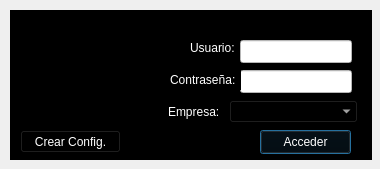
This is login.ui in arcnexus/RedFoX as Qt 5 draws it before an edit. The edited form follows.
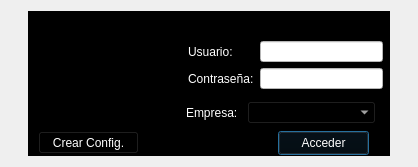
This is the edited form. Icons and pictures are not drawn.

```diff
--- a/login.ui
+++ b/login.ui
@@ -9,8 +9,8 @@
    <rect>
     <x>0</x>
     <y>0</y>
-    <width>380</width>
-    <height>169</height>
+    <width>418</width>
+    <height>167</height>
    </rect>
   </property>
   <property name="contextMenuPolicy">
@@ -26,15 +26,15 @@
   <property name="modal">
    <bool>false</bool>
   </property>
+  <layout class="QGridLayout" name="gridLayout">
+   <property name="leftMargin">
+    <number>6</number>
+   </property>
+   <property name="rightMargin">
+    <number>6</number>
+   </property>
+   <item row="0" column="0">
   <widget class="QFrame" name="frame_2">
-   <property name="geometry">
-    <rect>
-     <x>10</x>
-     <y>10</y>
-     <width>362</width>
-     <height>150</height>
-    </rect>
-   </property>
    <property name="minimumSize">
     <size>
      <width>362</width>
@@ -43,7 +43,7 @@
    </property>
    <property name="maximumSize">
     <size>
-     <width>250</width>
+       <width>270</width>
      <height>150</height>
     </size>
    </property>
@@ -60,217 +60,10 @@
    <property name="lineWidth">
     <number>1</number>
    </property>
-   <widget class="QLabel" name="label_3">
-    <property name="geometry">
-     <rect>
-      <x>180</x>
-      <y>30</y>
-      <width>46</width>
-      <height>16</height>
-     </rect>
-    </property>
-    <property name="palette">
-     <palette>
-      <active>
-       <colorrole role="WindowText">
-        <brush brushstyle="SolidPattern">
-         <color alpha="255">
-          <red>255</red>
-          <green>255</green>
-          <blue>255</blue>
-         </color>
-        </brush>
-       </colorrole>
-       <colorrole role="Button">
-        <brush brushstyle="SolidPattern">
-         <color alpha="255">
-          <red>0</red>
-          <green>0</green>
-          <blue>0</blue>
-         </color>
-        </brush>
-       </colorrole>
-       <colorrole role="Text">
-        <brush brushstyle="SolidPattern">
-         <color alpha="255">
-          <red>255</red>
-          <green>255</green>
-          <blue>255</blue>
-         </color>
-        </brush>
-       </colorrole>
-       <colorrole role="ButtonText">
-        <brush brushstyle="SolidPattern">
-         <color alpha="255">
-          <red>255</red>
-          <green>255</green>
-          <blue>255</blue>
-         </color>
-        </brush>
-       </colorrole>
-       <colorrole role="Base">
-        <brush brushstyle="SolidPattern">
-         <color alpha="255">
-          <red>0</red>
-          <green>0</green>
-          <blue>0</blue>
-         </color>
-        </brush>
-       </colorrole>
-       <colorrole role="Window">
-        <brush brushstyle="SolidPattern">
-         <color alpha="255">
-          <red>0</red>
-          <green>0</green>
-          <blue>0</blue>
-         </color>
-        </brush>
-       </colorrole>
-      </active>
-      <inactive>
-       <colorrole role="WindowText">
-        <brush brushstyle="SolidPattern">
-         <color alpha="255">
-          <red>255</red>
-          <green>255</green>
-          <blue>255</blue>
-         </color>
-        </brush>
-       </colorrole>
-       <colorrole role="Button">
-        <brush brushstyle="SolidPattern">
-         <color alpha="255">
-          <red>0</red>
-          <green>0</green>
-          <blue>0</blue>
-         </color>
-        </brush>
-       </colorrole>
-       <colorrole role="Text">
-        <brush brushstyle="SolidPattern">
-         <color alpha="255">
-          <red>255</red>
-          <green>255</green>
-          <blue>255</blue>
-         </color>
-        </brush>
-       </colorrole>
-       <colorrole role="ButtonText">
-        <brush brushstyle="SolidPattern">
-         <color alpha="255">
-          <red>255</red>
-          <green>255</green>
-          <blue>255</blue>
-         </color>
-        </brush>
-       </colorrole>
-       <colorrole role="Base">
-        <brush brushstyle="SolidPattern">
-         <color alpha="255">
-          <red>0</red>
-          <green>0</green>
-          <blue>0</blue>
-         </color>
-        </brush>
-       </colorrole>
-       <colorrole role="Window">
-        <brush brushstyle="SolidPattern">
-         <color alpha="255">
-          <red>0</red>
-          <green>0</green>
-          <blue>0</blue>
-         </color>
-        </brush>
-       </colorrole>
-      </inactive>
-      <disabled>
-       <colorrole role="WindowText">
-        <brush brushstyle="SolidPattern">
-         <color alpha="255">
-          <red>255</red>
-          <green>255</green>
-          <blue>255</blue>
-         </color>
-        </brush>
-       </colorrole>
-       <colorrole role="Button">
-        <brush brushstyle="SolidPattern">
-         <color alpha="255">
-          <red>0</red>
-          <green>0</green>
-          <blue>0</blue>
-         </color>
-        </brush>
-       </colorrole>
-       <colorrole role="Text">
-        <brush brushstyle="SolidPattern">
-         <color alpha="255">
-          <red>255</red>
-          <green>255</green>
-          <blue>255</blue>
-         </color>
-        </brush>
-       </colorrole>
-       <colorrole role="ButtonText">
-        <brush brushstyle="SolidPattern">
-         <color alpha="255">
-          <red>255</red>
-          <green>255</green>
-          <blue>255</blue>
-         </color>
-        </brush>
-       </colorrole>
-       <colorrole role="Base">
-        <brush brushstyle="SolidPattern">
-         <color alpha="255">
-          <red>0</red>
-          <green>0</green>
-          <blue>0</blue>
-         </color>
-        </brush>
-       </colorrole>
-       <colorrole role="Window">
-        <brush brushstyle="SolidPattern">
-         <color alpha="255">
-          <red>0</red>
-          <green>0</green>
-          <blue>0</blue>
-         </color>
-        </brush>
-       </colorrole>
-      </disabled>
-     </palette>
-    </property>
-    <property name="styleSheet">
-     <string notr="true">color: rgb(255, 255, 255);</string>
-    </property>
-    <property name="text">
-     <string>Usuario:</string>
-    </property>
-   </widget>
-   <widget class="QLineEdit" name="lineUsuario">
-    <property name="geometry">
-     <rect>
-      <x>230</x>
-      <y>30</y>
-      <width>112</width>
-      <height>23</height>
-     </rect>
-    </property>
-    <property name="maximumSize">
-     <size>
-      <width>150</width>
-      <height>16777215</height>
-     </size>
-    </property>
-    <property name="styleSheet">
-     <string notr="true">background-color: rgb(255, 255, 255);</string>
-    </property>
-   </widget>
    <widget class="QLabel" name="label_5">
     <property name="geometry">
      <rect>
-      <x>30</x>
+        <x>10</x>
       <y>10</y>
       <width>131</width>
       <height>101</height>
@@ -299,216 +92,6 @@
      <string>Acceder</string>
     </property>
    </widget>
-   <widget class="QLineEdit" name="linePassword">
-    <property name="geometry">
-     <rect>
-      <x>230</x>
-      <y>60</y>
-      <width>112</width>
-      <height>23</height>
-     </rect>
-    </property>
-    <property name="maximumSize">
-     <size>
-      <width>150</width>
-      <height>16777215</height>
-     </size>
-    </property>
-    <property name="styleSheet">
-     <string notr="true">background-color: rgb(255, 255, 255);</string>
-    </property>
-    <property name="echoMode">
-     <enum>QLineEdit::Password</enum>
-    </property>
-   </widget>
-   <widget class="QLabel" name="label_4">
-    <property name="geometry">
-     <rect>
-      <x>160</x>
-      <y>60</y>
-      <width>71</width>
-      <height>20</height>
-     </rect>
-    </property>
-    <property name="palette">
-     <palette>
-      <active>
-       <colorrole role="WindowText">
-        <brush brushstyle="SolidPattern">
-         <color alpha="255">
-          <red>255</red>
-          <green>255</green>
-          <blue>255</blue>
-         </color>
-        </brush>
-       </colorrole>
-       <colorrole role="Button">
-        <brush brushstyle="SolidPattern">
-         <color alpha="255">
-          <red>0</red>
-          <green>0</green>
-          <blue>0</blue>
-         </color>
-        </brush>
-       </colorrole>
-       <colorrole role="Text">
-        <brush brushstyle="SolidPattern">
-         <color alpha="255">
-          <red>255</red>
-          <green>255</green>
-          <blue>255</blue>
-         </color>
-        </brush>
-       </colorrole>
-       <colorrole role="ButtonText">
-        <brush brushstyle="SolidPattern">
-         <color alpha="255">
-          <red>255</red>
-          <green>255</green>
-          <blue>255</blue>
-         </color>
-        </brush>
-       </colorrole>
-       <colorrole role="Base">
-        <brush brushstyle="SolidPattern">
-         <color alpha="255">
-          <red>0</red>
-          <green>0</green>
-          <blue>0</blue>
-         </color>
-        </brush>
-       </colorrole>
-       <colorrole role="Window">
-        <brush brushstyle="SolidPattern">
-         <color alpha="255">
-          <red>0</red>
-          <green>0</green>
-          <blue>0</blue>
-         </color>
-        </brush>
-       </colorrole>
-      </active>
-      <inactive>
-       <colorrole role="WindowText">
-        <brush brushstyle="SolidPattern">
-         <color alpha="255">
-          <red>255</red>
-          <green>255</green>
-          <blue>255</blue>
-         </color>
-        </brush>
-       </colorrole>
-       <colorrole role="Button">
-        <brush brushstyle="SolidPattern">
-         <color alpha="255">
-          <red>0</red>
-          <green>0</green>
-          <blue>0</blue>
-         </color>
-        </brush>
-       </colorrole>
-       <colorrole role="Text">
-        <brush brushstyle="SolidPattern">
-         <color alpha="255">
-          <red>255</red>
-          <green>255</green>
-          <blue>255</blue>
-         </color>
-        </brush>
-       </colorrole>
-       <colorrole role="ButtonText">
-        <brush brushstyle="SolidPattern">
-         <color alpha="255">
-          <red>255</red>
-          <green>255</green>
-          <blue>255</blue>
-         </color>
-        </brush>
-       </colorrole>
-       <colorrole role="Base">
-        <brush brushstyle="SolidPattern">
-         <color alpha="255">
-          <red>0</red>
-          <green>0</green>
-          <blue>0</blue>
-         </color>
-        </brush>
-       </colorrole>
-       <colorrole role="Window">
-        <brush brushstyle="SolidPattern">
-         <color alpha="255">
-          <red>0</red>
-          <green>0</green>
-          <blue>0</blue>
-         </color>
-        </brush>
-       </colorrole>
-      </inactive>
-      <disabled>
-       <colorrole role="WindowText">
-        <brush brushstyle="SolidPattern">
-         <color alpha="255">
-          <red>255</red>
-          <green>255</green>
-          <blue>255</blue>
-         </color>
-        </brush>
-       </colorrole>
-       <colorrole role="Button">
-        <brush brushstyle="SolidPattern">
-         <color alpha="255">
-          <red>0</red>
-          <green>0</green>
-          <blue>0</blue>
-         </color>
-        </brush>
-       </colorrole>
-       <colorrole role="Text">
-        <brush brushstyle="SolidPattern">
-         <color alpha="255">
-          <red>255</red>
-          <green>255</green>
-          <blue>255</blue>
-         </color>
-        </brush>
-       </colorrole>
-       <colorrole role="ButtonText">
-        <brush brushstyle="SolidPattern">
-         <color alpha="255">
-          <red>255</red>
-          <green>255</green>
-          <blue>255</blue>
-         </color>
-        </brush>
-       </colorrole>
-       <colorrole role="Base">
-        <brush brushstyle="SolidPattern">
-         <color alpha="255">
-          <red>0</red>
-          <green>0</green>
-          <blue>0</blue>
-         </color>
-        </brush>
-       </colorrole>
-       <colorrole role="Window">
-        <brush brushstyle="SolidPattern">
-         <color alpha="255">
-          <red>0</red>
-          <green>0</green>
-          <blue>0</blue>
-         </color>
-        </brush>
-       </colorrole>
-      </disabled>
-     </palette>
-    </property>
-    <property name="styleSheet">
-     <string notr="true">color: rgb(255, 255, 255);</string>
-    </property>
-    <property name="text">
-     <string>Contraseña:</string>
-    </property>
-   </widget>
    <widget class="QLabel" name="label_2">
     <property name="geometry">
      <rect>
@@ -726,6 +309,411 @@
      <string>Crear Config.</string>
     </property>
    </widget>
+     <widget class="QWidget" name="">
+      <property name="geometry">
+       <rect>
+        <x>160</x>
+        <y>30</y>
+        <width>195</width>
+        <height>48</height>
+       </rect>
+      </property>
+      <layout class="QGridLayout" name="gridLayout_2">
+       <item row="0" column="0">
+        <widget class="QLabel" name="label_3">
+         <property name="palette">
+          <palette>
+           <active>
+            <colorrole role="WindowText">
+             <brush brushstyle="SolidPattern">
+              <color alpha="255">
+               <red>255</red>
+               <green>255</green>
+               <blue>255</blue>
+              </color>
+             </brush>
+            </colorrole>
+            <colorrole role="Button">
+             <brush brushstyle="SolidPattern">
+              <color alpha="255">
+               <red>0</red>
+               <green>0</green>
+               <blue>0</blue>
+              </color>
+             </brush>
+            </colorrole>
+            <colorrole role="Text">
+             <brush brushstyle="SolidPattern">
+              <color alpha="255">
+               <red>255</red>
+               <green>255</green>
+               <blue>255</blue>
+              </color>
+             </brush>
+            </colorrole>
+            <colorrole role="ButtonText">
+             <brush brushstyle="SolidPattern">
+              <color alpha="255">
+               <red>255</red>
+               <green>255</green>
+               <blue>255</blue>
+              </color>
+             </brush>
+            </colorrole>
+            <colorrole role="Base">
+             <brush brushstyle="SolidPattern">
+              <color alpha="255">
+               <red>0</red>
+               <green>0</green>
+               <blue>0</blue>
+              </color>
+             </brush>
+            </colorrole>
+            <colorrole role="Window">
+             <brush brushstyle="SolidPattern">
+              <color alpha="255">
+               <red>0</red>
+               <green>0</green>
+               <blue>0</blue>
+              </color>
+             </brush>
+            </colorrole>
+           </active>
+           <inactive>
+            <colorrole role="WindowText">
+             <brush brushstyle="SolidPattern">
+              <color alpha="255">
+               <red>255</red>
+               <green>255</green>
+               <blue>255</blue>
+              </color>
+             </brush>
+            </colorrole>
+            <colorrole role="Button">
+             <brush brushstyle="SolidPattern">
+              <color alpha="255">
+               <red>0</red>
+               <green>0</green>
+               <blue>0</blue>
+              </color>
+             </brush>
+            </colorrole>
+            <colorrole role="Text">
+             <brush brushstyle="SolidPattern">
+              <color alpha="255">
+               <red>255</red>
+               <green>255</green>
+               <blue>255</blue>
+              </color>
+             </brush>
+            </colorrole>
+            <colorrole role="ButtonText">
+             <brush brushstyle="SolidPattern">
+              <color alpha="255">
+               <red>255</red>
+               <green>255</green>
+               <blue>255</blue>
+              </color>
+             </brush>
+            </colorrole>
+            <colorrole role="Base">
+             <brush brushstyle="SolidPattern">
+              <color alpha="255">
+               <red>0</red>
+               <green>0</green>
+               <blue>0</blue>
+              </color>
+             </brush>
+            </colorrole>
+            <colorrole role="Window">
+             <brush brushstyle="SolidPattern">
+              <color alpha="255">
+               <red>0</red>
+               <green>0</green>
+               <blue>0</blue>
+              </color>
+             </brush>
+            </colorrole>
+           </inactive>
+           <disabled>
+            <colorrole role="WindowText">
+             <brush brushstyle="SolidPattern">
+              <color alpha="255">
+               <red>255</red>
+               <green>255</green>
+               <blue>255</blue>
+              </color>
+             </brush>
+            </colorrole>
+            <colorrole role="Button">
+             <brush brushstyle="SolidPattern">
+              <color alpha="255">
+               <red>0</red>
+               <green>0</green>
+               <blue>0</blue>
+              </color>
+             </brush>
+            </colorrole>
+            <colorrole role="Text">
+             <brush brushstyle="SolidPattern">
+              <color alpha="255">
+               <red>255</red>
+               <green>255</green>
+               <blue>255</blue>
+              </color>
+             </brush>
+            </colorrole>
+            <colorrole role="ButtonText">
+             <brush brushstyle="SolidPattern">
+              <color alpha="255">
+               <red>255</red>
+               <green>255</green>
+               <blue>255</blue>
+              </color>
+             </brush>
+            </colorrole>
+            <colorrole role="Base">
+             <brush brushstyle="SolidPattern">
+              <color alpha="255">
+               <red>0</red>
+               <green>0</green>
+               <blue>0</blue>
+              </color>
+             </brush>
+            </colorrole>
+            <colorrole role="Window">
+             <brush brushstyle="SolidPattern">
+              <color alpha="255">
+               <red>0</red>
+               <green>0</green>
+               <blue>0</blue>
+              </color>
+             </brush>
+            </colorrole>
+           </disabled>
+          </palette>
+         </property>
+         <property name="styleSheet">
+          <string notr="true">color: rgb(255, 255, 255);</string>
+         </property>
+         <property name="text">
+          <string>Usuario:</string>
+         </property>
+        </widget>
+       </item>
+       <item row="0" column="1">
+        <widget class="QLineEdit" name="lineUsuario">
+         <property name="maximumSize">
+          <size>
+           <width>150</width>
+           <height>16777215</height>
+          </size>
+         </property>
+         <property name="styleSheet">
+          <string notr="true">background-color: rgb(255, 255, 255);</string>
+         </property>
+        </widget>
+       </item>
+       <item row="1" column="0">
+        <widget class="QLabel" name="label_4">
+         <property name="palette">
+          <palette>
+           <active>
+            <colorrole role="WindowText">
+             <brush brushstyle="SolidPattern">
+              <color alpha="255">
+               <red>255</red>
+               <green>255</green>
+               <blue>255</blue>
+              </color>
+             </brush>
+            </colorrole>
+            <colorrole role="Button">
+             <brush brushstyle="SolidPattern">
+              <color alpha="255">
+               <red>0</red>
+               <green>0</green>
+               <blue>0</blue>
+              </color>
+             </brush>
+            </colorrole>
+            <colorrole role="Text">
+             <brush brushstyle="SolidPattern">
+              <color alpha="255">
+               <red>255</red>
+               <green>255</green>
+               <blue>255</blue>
+              </color>
+             </brush>
+            </colorrole>
+            <colorrole role="ButtonText">
+             <brush brushstyle="SolidPattern">
+              <color alpha="255">
+               <red>255</red>
+               <green>255</green>
+               <blue>255</blue>
+              </color>
+             </brush>
+            </colorrole>
+            <colorrole role="Base">
+             <brush brushstyle="SolidPattern">
+              <color alpha="255">
+               <red>0</red>
+               <green>0</green>
+               <blue>0</blue>
+              </color>
+             </brush>
+            </colorrole>
+            <colorrole role="Window">
+             <brush brushstyle="SolidPattern">
+              <color alpha="255">
+               <red>0</red>
+               <green>0</green>
+               <blue>0</blue>
+              </color>
+             </brush>
+            </colorrole>
+           </active>
+           <inactive>
+            <colorrole role="WindowText">
+             <brush brushstyle="SolidPattern">
+              <color alpha="255">
+               <red>255</red>
+               <green>255</green>
+               <blue>255</blue>
+              </color>
+             </brush>
+            </colorrole>
+            <colorrole role="Button">
+             <brush brushstyle="SolidPattern">
+              <color alpha="255">
+               <red>0</red>
+               <green>0</green>
+               <blue>0</blue>
+              </color>
+             </brush>
+            </colorrole>
+            <colorrole role="Text">
+             <brush brushstyle="SolidPattern">
+              <color alpha="255">
+               <red>255</red>
+               <green>255</green>
+               <blue>255</blue>
+              </color>
+             </brush>
+            </colorrole>
+            <colorrole role="ButtonText">
+             <brush brushstyle="SolidPattern">
+              <color alpha="255">
+               <red>255</red>
+               <green>255</green>
+               <blue>255</blue>
+              </color>
+             </brush>
+            </colorrole>
+            <colorrole role="Base">
+             <brush brushstyle="SolidPattern">
+              <color alpha="255">
+               <red>0</red>
+               <green>0</green>
+               <blue>0</blue>
+              </color>
+             </brush>
+            </colorrole>
+            <colorrole role="Window">
+             <brush brushstyle="SolidPattern">
+              <color alpha="255">
+               <red>0</red>
+               <green>0</green>
+               <blue>0</blue>
+              </color>
+             </brush>
+            </colorrole>
+           </inactive>
+           <disabled>
+            <colorrole role="WindowText">
+             <brush brushstyle="SolidPattern">
+              <color alpha="255">
+               <red>255</red>
+               <green>255</green>
+               <blue>255</blue>
+              </color>
+             </brush>
+            </colorrole>
+            <colorrole role="Button">
+             <brush brushstyle="SolidPattern">
+              <color alpha="255">
+               <red>0</red>
+               <green>0</green>
+               <blue>0</blue>
+              </color>
+             </brush>
+            </colorrole>
+            <colorrole role="Text">
+             <brush brushstyle="SolidPattern">
+              <color alpha="255">
+               <red>255</red>
+               <green>255</green>
+               <blue>255</blue>
+              </color>
+             </brush>
+            </colorrole>
+            <colorrole role="ButtonText">
+             <brush brushstyle="SolidPattern">
+              <color alpha="255">
+               <red>255</red>
+               <green>255</green>
+               <blue>255</blue>
+              </color>
+             </brush>
+            </colorrole>
+            <colorrole role="Base">
+             <brush brushstyle="SolidPattern">
+              <color alpha="255">
+               <red>0</red>
+               <green>0</green>
+               <blue>0</blue>
+              </color>
+             </brush>
+            </colorrole>
+            <colorrole role="Window">
+             <brush brushstyle="SolidPattern">
+              <color alpha="255">
+               <red>0</red>
+               <green>0</green>
+               <blue>0</blue>
+              </color>
+             </brush>
+            </colorrole>
+           </disabled>
+          </palette>
+         </property>
+         <property name="styleSheet">
+          <string notr="true">color: rgb(255, 255, 255);</string>
+         </property>
+         <property name="text">
+          <string>Contraseña:</string>
+         </property>
+        </widget>
+       </item>
+       <item row="1" column="1">
+        <widget class="QLineEdit" name="linePassword">
+         <property name="maximumSize">
+          <size>
+           <width>150</width>
+           <height>16777215</height>
+          </size>
+         </property>
+         <property name="styleSheet">
+          <string notr="true">background-color: rgb(255, 255, 255);</string>
+         </property>
+         <property name="echoMode">
+          <enum>QLineEdit::Password</enum>
+         </property>
+        </widget>
+       </item>
+      </layout>
+     </widget>
    <zorder>label_5</zorder>
    <zorder>label_3</zorder>
    <zorder>lineUsuario</zorder>
@@ -736,6 +724,8 @@
    <zorder>cboEmpresa</zorder>
    <zorder>Crearconfiguracin</zorder>
   </widget>
+   </item>
+  </layout>
  </widget>
  <tabstops>
   <tabstop>lineUsuario</tabstop>
```
Lines whose indentation alone changed are shown as unchanged.
